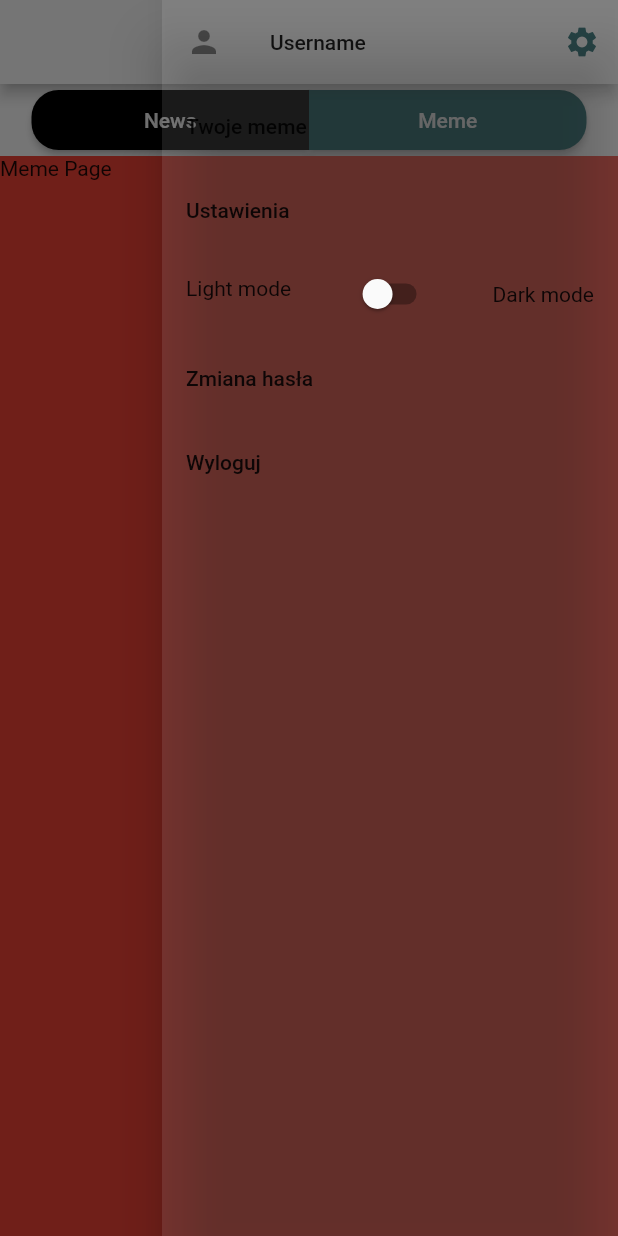
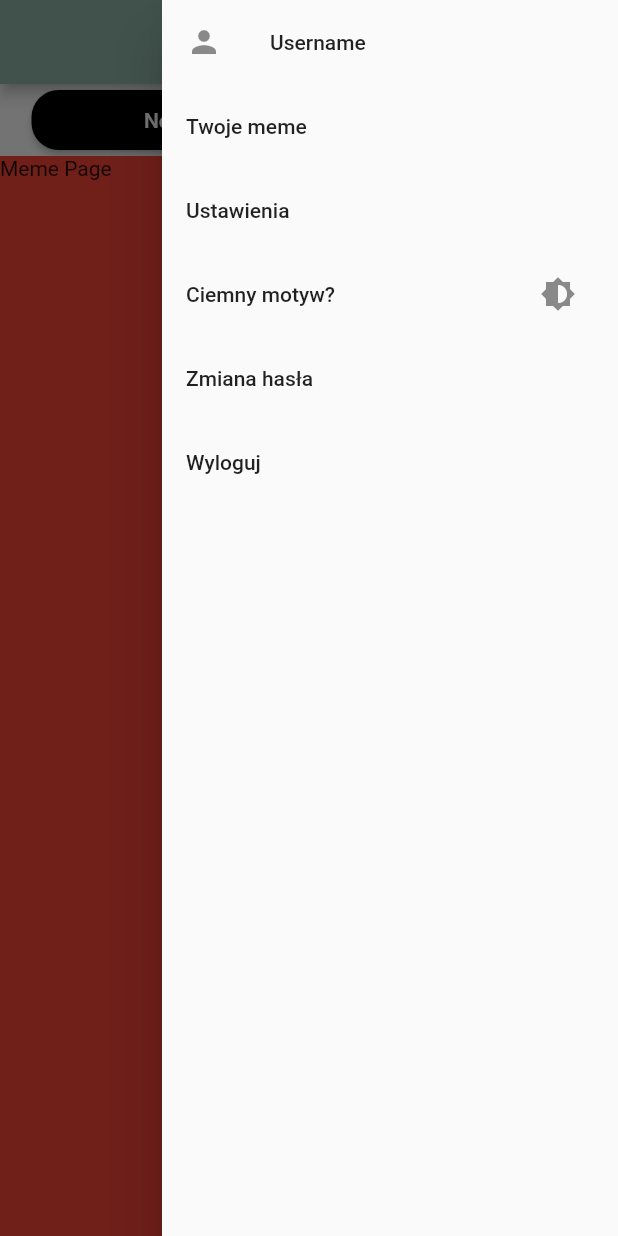
Before and after one commit to BAXYac/Polmeme, a Flutter app: the screen it shows after launch, after a tap on "POMIŃ", after a tap on "Meme", after a tap on the "settings" icon, on a phone screen of 412 x 824 dp. Run offline on Flutter 3.47's test engine with Material 2 defaults, Android fonts, the phone set to English and light mode, and no system bars; our stand-ins replace shared_preferences; missing offline and left inert: dart_twitter_api.

Commit message:
dark mode z shared preferences

```diff
--- a/lib/home/home.dart
+++ b/lib/home/home.dart
@@ -1,8 +1,10 @@
 import 'package:flutter/material.dart';
-import 'package:flutter/material.dart';
+
 import 'package:polmeme/auth/login_page.dart';
 import 'package:polmeme/newsScreen/news_screen.dart';
-import 'package:polmeme/widget/change_theme_button.dart';
+import 'package:polmeme/provider/theme_provider.dart';
+
+import 'package:provider/provider.dart';
 
 class Home extends StatefulWidget {
   const Home({Key? key}) : super(key: key);
@@ -18,6 +20,7 @@ class _HomeState extends State<Home> {
   @override
   PageController _controller = PageController();
   Widget build(BuildContext context) {
+    final themeProvider = Provider.of<ThemeProvider>(context);
     return Scaffold(
       backgroundColor: Theme.of(context).scaffoldBackgroundColor,
       key: scaffoldKey,
@@ -35,10 +38,15 @@ class _HomeState extends State<Home> {
             const ListTile(
               title: Text('Ustawienia'),
             ),
-            const ListTile(
-              leading: Text("Light mode"),
-              title: ChangeThemeButtonWidget(),
-              trailing: Text("Dark mode"),
+            ListTile(
+              title: Text('Ciemny motyw?'),
+              trailing: IconButton(
+                  onPressed: () {
+                    ThemeProvider themeProvider =
+                        Provider.of<ThemeProvider>(context, listen: false);
+                    themeProvider.swapTheme();
+                  },
+                  icon: Icon(Icons.brightness_6)),
             ),
             const ListTile(
               title: Text('Zmiana hasła'),
--- a/lib/main.dart
+++ b/lib/main.dart
@@ -1,39 +1,33 @@
 import 'package:flutter/material.dart';
-import 'package:flutter/services.dart';
 import 'package:polmeme/auth/login_page.dart';
-import 'package:polmeme/home/home.dart';
+
 import 'package:polmeme/provider/theme_provider.dart';
 import 'package:provider/provider.dart';
+import 'package:shared_preferences/shared_preferences.dart';
 
-void main() async {
+Future<void> main() async {
   WidgetsFlutterBinding.ensureInitialized();
-  await SystemChrome.setPreferredOrientations([
-    DeviceOrientation.portraitUp,
-    DeviceOrientation.portraitDown,
-  ]);
-  runApp(const MyApp());
+  SharedPreferences prefs = await SharedPreferences.getInstance();
+
+  return runApp(
+    ChangeNotifierProvider(
+      child: MyApp(),
+      create: (BuildContext context) =>
+          ThemeProvider(isDarkMode: prefs.getBool('isDarkTheme') ?? false),
+    ),
+  );
 }
 
 class MyApp extends StatelessWidget {
-  const MyApp({Key? key}) : super(key: key);
-
   @override
-  Widget build(BuildContext context) => ChangeNotifierProvider(
-      create: (context) => ThemeProvider(),
-      builder: (context, _) {
-        final themeProvider = Provider.of<ThemeProvider>(context);
+  Widget build(BuildContext context) {
+    return Consumer<ThemeProvider>(
+      builder: (context, themeProvider, child) {
         return MaterialApp(
-          debugShowCheckedModeBanner: false,
-          title: 'Polmeme',
-          themeMode: themeProvider.themeMode,
-          theme: MyThemes.lightTheme,
-          darkTheme: MyThemes.darkTheme,
-
-          // theme: ThemeData(
-          //   primarySwatch: Colors.blue,
-          //   scaffoldBackgroundColor: const Color(0xFFE0E0E12),
-          // ),
+          theme: themeProvider.getTheme,
           home: LoginPage(),
         );
-      });
+      },
+    );
+  }
 }
--- a/lib/provider/theme_provider.dart
+++ b/lib/provider/theme_provider.dart
@@ -1,33 +1,35 @@
 import 'package:flutter/material.dart';
-import 'package:provider/provider.dart';
+import 'package:shared_preferences/shared_preferences.dart';
 
 class ThemeProvider extends ChangeNotifier {
-  ThemeMode themeMode = ThemeMode.light;
+  late ThemeData _selectedTheme;
 
-  bool get isDarkMode => themeMode == ThemeMode.dark;
+  ThemeData light = ThemeData.light().copyWith(
+    backgroundColor: Color.fromARGB(255, 142, 179, 166),
+    appBarTheme: AppBarTheme(
+      // color: Colors.white,
+      titleTextStyle: TextStyle(
+          color: Colors.black, fontSize: 20.00, fontWeight: FontWeight.bold),
+    ),
+  );
 
-  void toggleTheme(bool isOn) {
-    themeMode = isOn ? ThemeMode.dark : ThemeMode.light;
+  ThemeData dark = ThemeData.dark().copyWith(primaryColor: Colors.black);
+
+  ThemeProvider({bool isDarkMode = false}) {
+    _selectedTheme = isDarkMode ? dark : light;
+  }
+
+  Future<void> swapTheme() async {
+    SharedPreferences prefs = await SharedPreferences.getInstance();
+    if (_selectedTheme == dark) {
+      _selectedTheme = light;
+      prefs.setBool('isDarkTheme', false);
+    } else {
+      _selectedTheme = dark;
+      prefs.setBool('isDarkTheme', true);
+    }
     notifyListeners();
   }
+
+  ThemeData get getTheme => _selectedTheme;
 }
-
-class MyThemes {
-  static final darkTheme = ThemeData(
-    drawerTheme: DrawerThemeData(backgroundColor: Color(0xFFE0E0E12)),
-    backgroundColor: Color(0xFFE0E0E12),
-    textTheme: TextTheme(bodyText1: TextStyle(color: Colors.white)),
-    scaffoldBackgroundColor: Color(0xFFE0E0E12),
-    colorScheme: ColorScheme.dark(),
-    primaryColor: Colors.black,
-    iconTheme: IconThemeData(color: Color(0xff1B6569)),
-  );
-  static final lightTheme = ThemeData(
-    drawerTheme: DrawerThemeData(backgroundColor: Colors.white10),
-    backgroundColor: Color(0xff1B6569),
-    scaffoldBackgroundColor: Colors.white,
-    colorScheme: ColorScheme.light(),
-    primaryColor: Colors.white,
-    iconTheme: IconThemeData(color: Color(0xff1B6569)),
-  );
-}
--- a/lib/widget/change_theme_button.dart
+++ /dev/null
@@ -1,19 +0,0 @@
-import 'package:flutter/material.dart';
-import 'package:polmeme/provider/theme_provider.dart';
-import 'package:provider/provider.dart';
-
-class ChangeThemeButtonWidget extends StatelessWidget {
-  const ChangeThemeButtonWidget({Key? key}) : super(key: key);
-
-  @override
-  Widget build(BuildContext context) {
-    final themeProvider = Provider.of<ThemeProvider>(context);
-    return Switch.adaptive(
-      value: themeProvider.isDarkMode,
-      onChanged: (value) {
-        final provider = Provider.of<ThemeProvider>(context, listen: false);
-        provider.toggleTheme(value);
-      },
-    );
-  }
-}
--- a/pubspec.yaml
+++ b/pubspec.yaml
@@ -36,6 +36,7 @@ dependencies:
   cupertino_icons: ^1.0.2
   dart_twitter_api: ^0.5.6
   provider: ^6.0.2
+  shared_preferences: ^2.0.13
 
 dev_dependencies:
   flutter_test:
```
Also changed, not shown: pubspec.lock, 1 other file.
